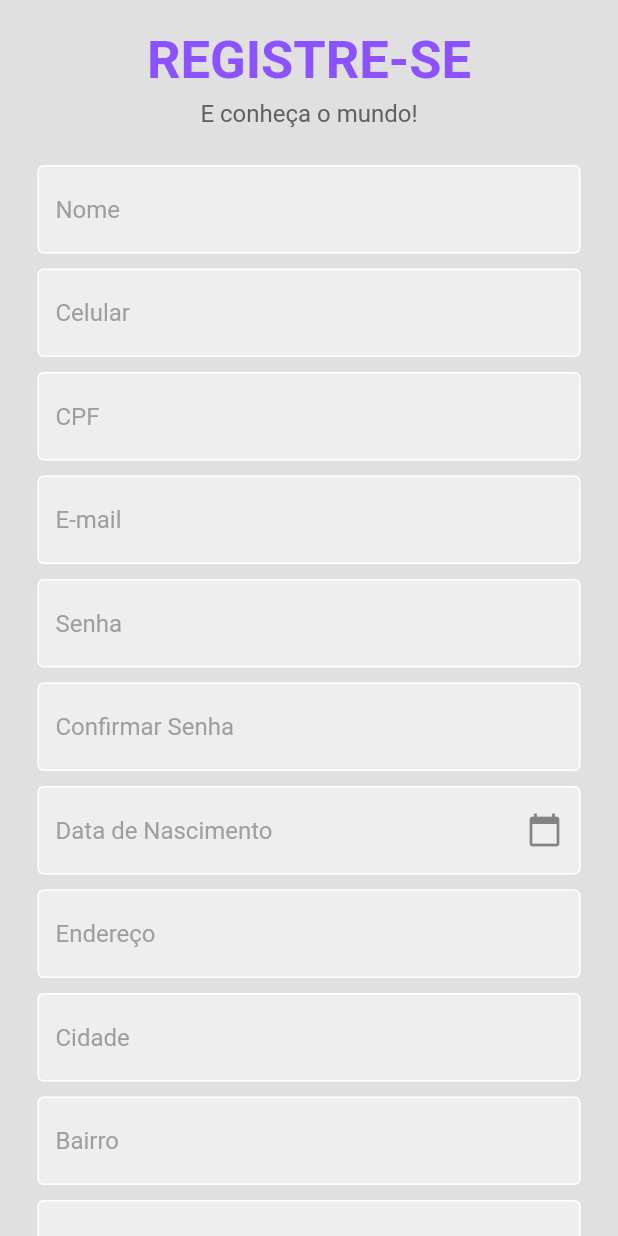
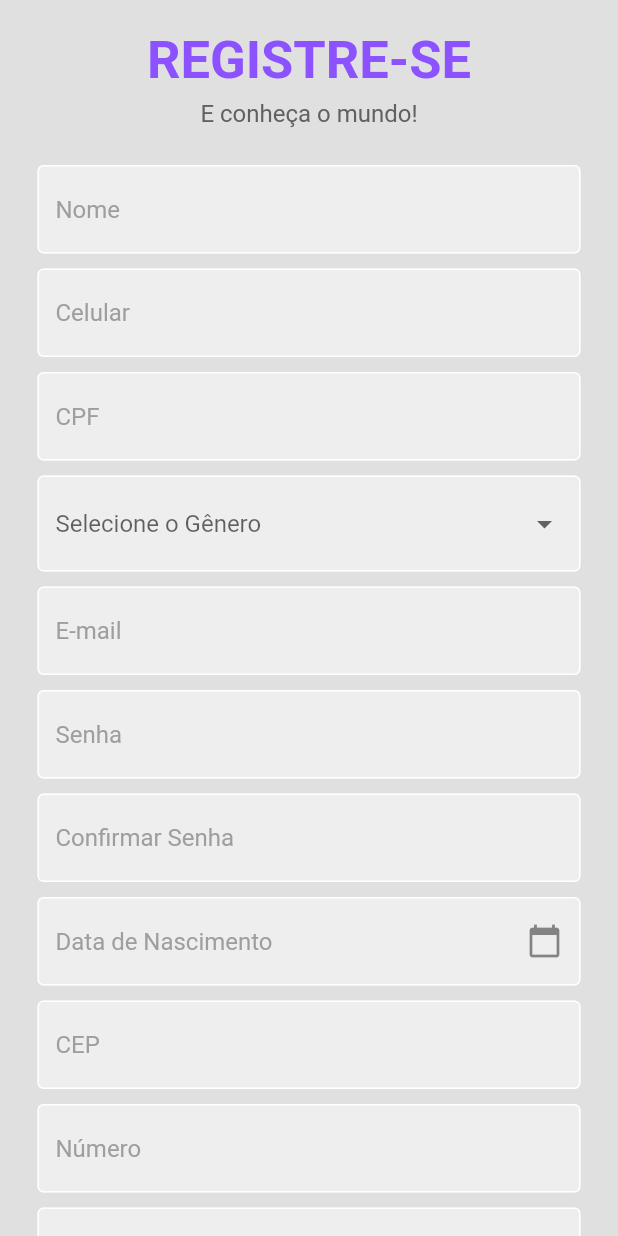
Before and after one commit to abreulays/app_dreams_tourism, a Flutter app: the RegisterPage screen opened directly, on a phone screen of 412 x 824 dp. Run offline on Flutter 3.47's test engine with Material 2 defaults, Android fonts, the phone set to English and light mode, and no system bars; our stand-ins replace font_awesome_flutter, google_nav_bar, shared_preferences; accounts and stored records are empty.

Commit message:
melhorado o registrar

```diff
--- a/lib/pages/login_page.dart
+++ b/lib/pages/login_page.dart
@@ -45,7 +45,7 @@ class _LoginPageState extends State<LoginPage> {
 
     try {
       final url =
-          Uri.parse("http://172.20.10.2/api_dreams_tourism/signin.php");
+          Uri.parse("http://192.168.153.102/api_dreams_tourism/signin.php");
       final data = {
         "email": emailController.text,
         "pass": passwordController.text,
--- a/lib/pages/profile_page.dart
+++ b/lib/pages/profile_page.dart
@@ -70,8 +70,12 @@ class ProfilePage extends StatelessWidget {
       UserField(label: 'Email', value: user.email),
       UserField(label: 'Telefone', value: user.telefone),
       UserField(label: 'CPF', value: user.cpf),
+      UserField(label: 'Gênero', value: user.sexo),
       // UserField(label: 'Nascimento', value: user.dtNascimento),
-      UserField(label: 'Endereço', value: user.endereco),
+      UserField(label: 'Logradouro', value: user.logradouro),
+      UserField(label: 'CEP', value: user.cep),
+      UserField(label: 'Número', value: user.num_residencia),
+      UserField(label: 'Complemento', value: user.complemento),
       UserField(label: 'Cidade', value: user.cidade),
       UserField(label: 'Bairro', value: user.bairro),
       UserField(label: 'UF', value: user.uf),
--- a/lib/pages/register_page.dart
+++ b/lib/pages/register_page.dart
@@ -1,9 +1,9 @@
 import 'dart:convert';
 import 'package:app_dreams_tourism/widget/date_input_field.dart';
-import 'package:app_dreams_tourism/widget/input_uf_brasil.dart';
 import 'package:app_dreams_tourism/widget/my_button.dart';
 import 'package:app_dreams_tourism/widget/my_textfield.dart';
 import 'package:app_dreams_tourism/pages/login_page.dart';
+import 'package:app_dreams_tourism/widget/gender_dropwdown_input.dart';
 import 'package:flutter/material.dart';
 import 'package:flutter/services.dart';
 import 'package:http/http.dart' as http;
@@ -17,23 +17,51 @@ class RegisterPage extends StatefulWidget {
 }
 
 class _RegisterPageState extends State<RegisterPage> {
-  // text editing controllers
+  // Váriaveis de controle do que é inserido no input
   final nameController = TextEditingController();
   final telefoneController = TextEditingController();
   final cpfController = TextEditingController();
+  final sexoController = TextEditingController();
   final emailController = TextEditingController();
   final passwordController = TextEditingController();
   final confirmPasswordController = TextEditingController();
   final nascimentoController = TextEditingController();
-  final enderecoController = TextEditingController();
+  final cepController = TextEditingController();
+  final logradouroController = TextEditingController();
+  final numRediedenciaController = TextEditingController();
+  final complementoController = TextEditingController();
   final cidadeController = TextEditingController();
   final bairroController = TextEditingController();
   final ufController = TextEditingController();
 
-  // Estado selecionado (inicialmente vazio)
-  // String selectedState = '';
+  // Api ViaCEP
+  // Faz uma requisição através da URL, passando o CEP digitado, e retornando um
+  //json com as informações soicitadas, e preenche os campos automaticamente.
+  Future<void> apiViaCep(String cep) async {
+    final viaCEPUrl = Uri.parse('https://viacep.com.br/ws/$cep/json/');
 
-  // bool processing = false;
+    try {
+      final response = await http.get(viaCEPUrl);
+
+      if (response.statusCode == 200) {
+        final data = jsonDecode(response.body);
+
+        setState(() {
+          // Preencher os campos com os dados retornados pela API
+          logradouroController.text = data['logradouro'];
+          cidadeController.text = data['localidade'];
+          bairroController.text = data['bairro'];
+          ufController.text = data['uf'];
+        });
+      } else {
+        // Tratar erro, se necessário
+        print('Erro ao obter dados do CEP: ${response.statusCode}');
+      }
+    } catch (e) {
+      // Tratar exceção, se necessário
+      print('Erro na requisição: $e');
+    }
+  }
 
   void showBoxMessage(String message) {
     showDialog(
@@ -52,46 +80,54 @@ class _RegisterPageState extends State<RegisterPage> {
     );
   }
 
-  // void onStateSelected(String? newState) {
-  //   setState(() {
-  //     selectedState = newState ??
-  //         ""; // Use o operador ?? para fornecer um valor padrão, se necessário
-  //   });
-  // }
+  void registerUser() async {
+    // Exibe um carregando
+    showDialog(
+        context: context,
+        builder: (context) {
+          return const Center(
+            child: CircularProgressIndicator(),
+          );
+        });
 
-  void registerUser() async {
-    var url = Uri.parse("http://172.20.10.2/api_dreams_tourism/singup.php");
+    var url = Uri.parse("http://192.168.153.102/api_dreams_tourism/singup.php");
     var data = {
       "nome": nameController.text,
       "telefone": telefoneController.text,
       "cpf": cpfController.text.toString(),
+      "sexo": sexoController.text,
       "email": emailController.text,
       "pass": passwordController.text,
       "dt_nascimento": nascimentoController.text,
-      "endereco": enderecoController.text,
+      "cep": cepController.text,
+      "logradouro": logradouroController.text,
+      "num_residencia": numRediedenciaController.text,
+      "complemento": complementoController.text,
       "cidade": cidadeController.text,
       "bairro": bairroController.text,
       "uf": ufController.text,
     };
     try {
       final response = await http.post(url, body: data);
+
+      // Oculta o carregando
+      Navigator.of(context).pop();
+
       if (response.statusCode == 200) {
         final responseBody = jsonDecode(response.body);
         if (responseBody == "user exist") {
           showBoxMessage("Conta já cadastrada!");
         } else if (responseBody == "true") {
-          showBoxMessage("Conta cadastrada com sucesso!");
-          nameController.text = "";
-          telefoneController.text = "";
-          cpfController.text = "";
-          emailController.text = "";
-          passwordController.text = "";
-          confirmPasswordController.text = "";
-          nascimentoController.text = "";
-          enderecoController.text = "";
-          cidadeController.text = "";
-          bairroController.text = "";
-          ufController.text = "";
+          ScaffoldMessenger.of(context).showSnackBar(
+            const SnackBar(
+              content: Text("Conta cadastrada com sucesso!"),
+              duration: Duration(seconds: 2),
+            ),
+          );
+
+          // Adiciona um pequeno atraso antes de navegar para a página de login
+          await Future.delayed(Duration(seconds: 2));
+
           // Redirecione para a página de login
           Navigator.of(context).pushReplacement(
             MaterialPageRoute(
@@ -171,6 +207,7 @@ class _RegisterPageState extends State<RegisterPage> {
                   child: TextField(
                     controller: telefoneController,
                     obscureText: false,
+                    keyboardType: TextInputType.phone,
                     decoration: InputDecoration(
                       enabledBorder: const OutlineInputBorder(
                         borderSide: BorderSide(color: Colors.white),
@@ -201,6 +238,7 @@ class _RegisterPageState extends State<RegisterPage> {
                   child: TextField(
                     controller: cpfController,
                     obscureText: false,
+                    keyboardType: TextInputType.phone,
                     decoration: InputDecoration(
                       enabledBorder: const OutlineInputBorder(
                         borderSide: BorderSide(color: Colors.white),
@@ -214,16 +252,23 @@ class _RegisterPageState extends State<RegisterPage> {
                       hintStyle: TextStyle(
                         color: Colors.grey[500],
                       ),
-
-
                     ),
                     inputFormatters: [
                       FilteringTextInputFormatter.digitsOnly,
                       LengthLimitingTextInputFormatter(
                           11), // Limita a 11 caracteres (DDD + 9 dígitos)
                     ],
+                  ),
+                ),
 
-                  ),
+                const SizedBox(height: 10),
+
+                GenderDropdown(
+                  onSelect: (value) {
+                    setState(() {
+                      sexoController.text = value!;
+                    });
+                  },
                 ),
 
                 const SizedBox(height: 10),
@@ -260,41 +305,47 @@ class _RegisterPageState extends State<RegisterPage> {
                   obscureText: false,
                 ),
                 const SizedBox(height: 10),
-                // endereco textfield
+                // cep textfield
+                Padding(
+                  padding: const EdgeInsets.symmetric(horizontal: 25.0),
+                  child: TextField(
+                    controller: cepController,
+                    keyboardType: TextInputType.phone,
+                    decoration: InputDecoration(
+                      enabledBorder: const OutlineInputBorder(
+                        borderSide: BorderSide(color: Colors.white),
+                      ),
+                      focusedBorder: OutlineInputBorder(
+                        borderSide: BorderSide(color: Colors.grey.shade400),
+                      ),
+                      fillColor: Colors.grey.shade200,
+                      filled: true,
+                      hintText: "CEP",
+                      hintStyle: TextStyle(color: Colors.grey[500]),
+                    ),
+                    inputFormatters: [
+                      FilteringTextInputFormatter.digitsOnly,
+                      LengthLimitingTextInputFormatter(
+                          8), // Limita a 11 caracteres (DDD + 9 dígitos)
+                    ],
+                    onChanged: apiViaCep,
+                  ),
+                ),
+                const SizedBox(height: 10),
+                // numero residencia textfield
                 MyTextField(
-                  controller: enderecoController,
-                  hintText: 'Endereço',
+                  controller: numRediedenciaController,
+                  hintText: 'Número',
                   obscureText: false,
                 ),
                 const SizedBox(height: 10),
-                // cidade textfield
+                // complemento textfield
                 MyTextField(
-                  controller: cidadeController,
-                  hintText: 'Cidade',
+                  controller: complementoController,
+                  hintText: 'Complemento',
                   obscureText: false,
                 ),
                 const SizedBox(height: 10),
-                // bairro textfield
-                MyTextField(
-                  controller: bairroController,
-                  hintText: 'Bairro',
-                  obscureText: false,
-                ),
-                const SizedBox(height: 10),
-                // uf textfield
-                // MyTextField(
-                //   controller: ufController,
-                //   hintText: 'UF',
-                //   obscureText: false,
-                // ),
-                StateUfTextFild(
-                  controller: ufController,
-                  hintText: 'UF',
-                  obscureText: false,
-                ),
-
-                const SizedBox(height: 25),
-
                 // sign in button
                 MyButton(
                   text: "Registrar",
--- /dev/null
+++ b/lib/widget/gender_dropwdown_input.dart
@@ -0,0 +1,50 @@
+import 'package:flutter/material.dart';
+
+const List<String> generos = ['Masculino', 'Feminino'];
+
+class GenderDropdown extends StatefulWidget {
+  final Function(String?) onSelect;
+
+  const GenderDropdown({Key? key, required this.onSelect}) : super(key: key);
+
+  @override
+  State<GenderDropdown> createState() => _GenderDropdownState();
+}
+
+class _GenderDropdownState extends State<GenderDropdown> {
+  String? generoSelecionado;
+
+  @override
+  Widget build(BuildContext context) {
+    return Padding(
+      padding: const EdgeInsets.symmetric(horizontal: 25.0),
+      child: DropdownButtonFormField<String>(
+        value: generoSelecionado,
+        onChanged: (String? newValue) {
+          setState(() {
+            generoSelecionado = newValue;
+            widget.onSelect(generoSelecionado); // Chamando a função de retorno de chamada
+          });
+        },
+        items: generos.map<DropdownMenuItem<String>>((String genero) {
+          return DropdownMenuItem<String>(
+            value: genero == 'Masculino' ? 'M' : 'F',
+            child: Text(genero),
+          );
+        }).toList(),
+        decoration: InputDecoration(
+          enabledBorder: const OutlineInputBorder(
+            borderSide: BorderSide(color: Colors.white),
+          ),
+          focusedBorder: OutlineInputBorder(
+            borderSide: BorderSide(color: Colors.grey.shade400),
+          ),
+          fillColor: Colors.grey.shade200,
+          filled: true,
+          hintText: 'Selecione o Gênero',
+          hintStyle: TextStyle(color: Colors.grey[500]),
+        ),
+      ),
+    );
+  }
+}
--- a/lib/widget/input_uf_brasil.dart
+++ /dev/null
@@ -1,39 +0,0 @@
-import 'package:flutter/material.dart';
-import 'package:flutter/services.dart'; // Importe o pacote services.dart
-
-class StateUfTextFild extends StatelessWidget {
-  final TextEditingController controller;
-  final String hintText;
-  final bool obscureText;
-
-  const StateUfTextFild({
-    Key? key,
-    required this.controller,
-    required this.hintText,
-    required this.obscureText,
-  }) : super(key: key);
-
-  @override
-  Widget build(BuildContext context) {
-    return Padding(
-      padding: const EdgeInsets.symmetric(horizontal: 25.0),
-      child: TextField(
-        controller: controller,
-        obscureText: obscureText,
-        inputFormatters: [LengthLimitingTextInputFormatter(2)], // Limite de 2 caracteres
-        decoration: InputDecoration(
-          enabledBorder: const OutlineInputBorder(
-            borderSide: BorderSide(color: Colors.white),
-          ),
-          focusedBorder: OutlineInputBorder(
-            borderSide: BorderSide(color: Colors.grey.shade400),
-          ),
-          fillColor: Colors.grey.shade200,
-          filled: true,
-          hintText: hintText,
-          hintStyle: TextStyle(color: Colors.grey[500]),
-        ),
-      ),
-    );
-  }
-}
```
Also changed, not shown: lib/Model/user_model.dart (+20 -4 lines).
